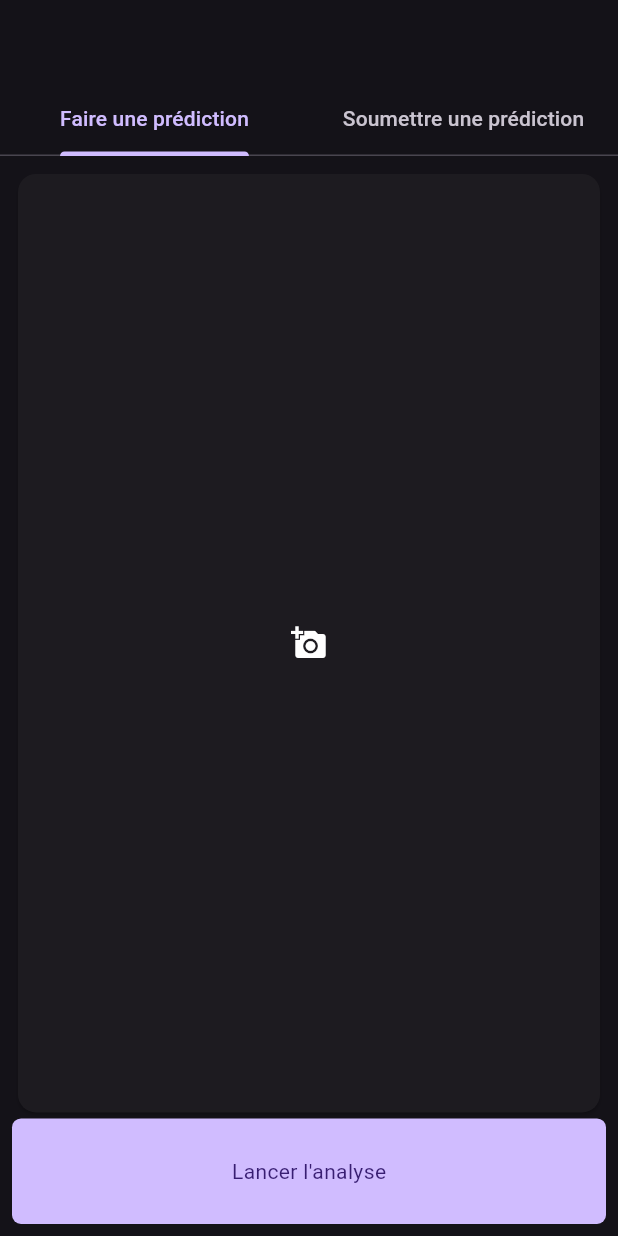
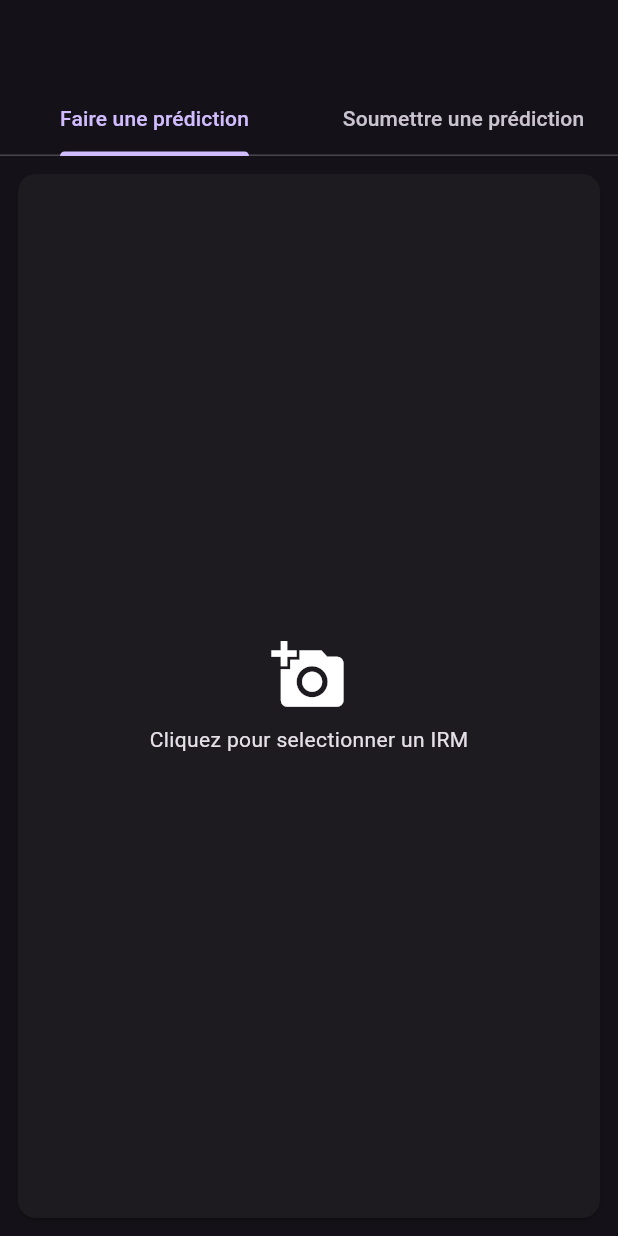
Before and after one commit to Okpeyemi/t_dev_800, a Flutter app: the screen it shows after launch, on a phone screen of 412 x 824 dp. Run offline on Flutter 3.47's test engine with Material 3 defaults, Android fonts, the phone set to English and light mode, and no system bars; our stand-ins replace file_picker.

Commit message:
ui for prediction irm selection completed

```diff
--- a/app/desktop/lib/main.dart
+++ b/app/desktop/lib/main.dart
@@ -1,4 +1,4 @@
-import 'package:ahouefa/predict/widgets/predict_screen.dart';
+import 'package:ahouefa/ui/predict/widgets/predict_screen.dart';
 import 'package:flutter/material.dart';
 
 class App extends StatelessWidget {
--- a/app/desktop/lib/predict/widgets/predict_screen.dart
+++ /dev/null
@@ -1,48 +0,0 @@
-import 'package:ahouefa/ui/components.dart';
-import 'package:ahouefa/ui/core/ui/image_picker.dart';
-import 'package:flutter/material.dart';
-
-class PredictScreen extends StatelessWidget {
-  const PredictScreen({super.key});
-
-  @override
-  Widget build(BuildContext context) {
-    final colorScheme = Theme.of(context).colorScheme;
-    final textTheme = Theme.of(context).textTheme;
-
-    return Column(
-      children: [
-        Expanded(
-          flex: 9,
-          child: LayoutBuilder(
-            builder: (context, constraints) {
-              return SizedBox(
-                width: constraints.maxWidth,
-                height: constraints.maxHeight,
-                child: ImagePicker(),
-              );
-            },
-          ),
-        ),
-        Expanded(
-          flex: 1,
-          child: LayoutBuilder(
-            builder: (context, constraints) {
-              return SubmitButton(
-                width: constraints.maxWidth,
-                height: constraints.maxHeight,
-                color: colorScheme.primary,
-                child: Text(
-                  "Lancer l'analyse",
-                  style: textTheme.bodyMedium!.copyWith(
-                    color: colorScheme.onPrimary,
-                  ),
-                ),
-              );
-            },
-          ),
-        ),
-      ],
-    );
-  }
-}
--- /dev/null
+++ b/app/desktop/lib/ui/core/ui/clickable.dart
@@ -0,0 +1,15 @@
+import 'package:flutter/widgets.dart';
+
+class Clickable extends StatelessWidget {
+  final Widget child;
+  final GestureTapCallback? onTap;
+  const Clickable({super.key, required this.onTap, required this.child});
+
+  @override
+  Widget build(BuildContext context) {
+    return MouseRegion(
+      cursor: SystemMouseCursors.click,
+      child: GestureDetector(onTap: onTap, child: child),
+    );
+  }
+}
--- a/app/desktop/lib/ui/core/ui/image_picker.dart
+++ b/app/desktop/lib/ui/core/ui/image_picker.dart
@@ -1,10 +1,39 @@
+import 'dart:io';
+
+import 'package:ahouefa/ui/core/ui/clickable.dart';
+import 'package:file_picker/file_picker.dart';
 import 'package:flutter/material.dart';
 
 class ImagePicker extends StatelessWidget {
-  const ImagePicker({super.key});
+  final void Function(File imageFile)? onImagePicked;
+  final String? initialDir;
+  const ImagePicker({super.key, this.onImagePicked, this.initialDir});
 
   @override
   Widget build(BuildContext context) {
-    return Card(child: Icon(Icons.add_a_photo));
+    return Clickable(
+      onTap: () async {
+        FilePickerResult? result = await FilePicker.platform.pickFiles(
+          type: FileType.image,
+          allowMultiple: false,
+          initialDirectory: initialDir,
+        );
+
+        if (result != null && onImagePicked != null) {
+          File file = File(result.files.single.path!);
+          onImagePicked!(file);
+        }
+      },
+      child: Card(
+        child: Column(
+          mainAxisAlignment: MainAxisAlignment.center,
+          children: [
+            Icon(Icons.add_a_photo, size: 50),
+            const SizedBox(height: 8),
+            Text("Cliquez pour selectionner un IRM"),
+          ],
+        ),
+      ),
+    );
   }
 }
--- /dev/null
+++ b/app/desktop/lib/ui/predict/view_model/predict_viewmodel.dart
@@ -0,0 +1,22 @@
+import 'dart:io';
+import 'dart:typed_data';
+
+import 'package:flutter/material.dart';
+
+class PredictViewmodel extends ChangeNotifier {
+  Uint8List? _image;
+  String? _selectionDir;
+
+  Uint8List? get image => _image;
+  String? get selectionDir => _selectionDir;
+
+  Future<void> setSelectedFile(File? file) async {
+    if (file != null) {
+      _selectionDir = file.absolute.parent.path;
+      _image = await file.readAsBytes();
+    } else {
+      _image = null;
+    }
+    notifyListeners();
+  }
+}
--- /dev/null
+++ b/app/desktop/lib/ui/predict/widgets/predict_screen.dart
@@ -0,0 +1,77 @@
+import 'package:ahouefa/ui/components.dart';
+import 'package:ahouefa/ui/core/ui/clickable.dart';
+import 'package:ahouefa/ui/core/ui/image_picker.dart';
+import 'package:ahouefa/ui/predict/view_model/predict_viewmodel.dart';
+import 'package:ahouefa/ui/core/ui/image_display.dart';
+import 'package:flutter/material.dart';
+
+class PredictScreen extends StatelessWidget {
+  PredictScreen({super.key});
+
+  final PredictViewmodel viewModel = PredictViewmodel();
+
+  @override
+  Widget build(BuildContext context) {
+    final colorScheme = Theme.of(context).colorScheme;
+    final textTheme = Theme.of(context).textTheme;
+
+    return ListenableBuilder(
+      listenable: viewModel,
+      builder: (context, _) {
+        return Column(
+          children: [
+            Expanded(
+              flex: 9,
+              child: LayoutBuilder(
+                builder: (context, constraints) {
+                  return SizedBox(
+                    width: constraints.maxWidth,
+                    height: constraints.maxHeight,
+                    child:
+                        viewModel.image != null
+                            ? Center(
+                              child: ImageDisplay(
+                                image: viewModel.image!,
+                                onClose: () async {
+                                  viewModel.setSelectedFile(null);
+                                },
+                              ),
+                            )
+                            : ImagePicker(
+                              onImagePicked: (imageFile) async {
+                                viewModel.setSelectedFile(imageFile);
+                              },
+                              initialDir: viewModel.selectionDir,
+                            ),
+                  );
+                },
+              ),
+            ),
+            if (viewModel.image != null)
+              Expanded(
+                flex: 1,
+                child: LayoutBuilder(
+                  builder: (context, constraints) {
+                    return Clickable(
+                      onTap: null,
+                      child: SubmitButton(
+                        width: constraints.maxWidth,
+                        height: constraints.maxHeight,
+                        color: colorScheme.primary,
+                        child: Text(
+                          "Lancer l'analyse",
+                          style: textTheme.bodyMedium!.copyWith(
+                            color: colorScheme.onPrimary,
+                          ),
+                        ),
+                      ),
+                    );
+                  },
+                ),
+              ),
+          ],
+        );
+      },
+    );
+  }
+}
```
Also changed, not shown: app/desktop/lib/ui/core/ui/clear_selection_button.dart (added, +19 -0 lines), app/desktop/lib/ui/core/ui/image_display.dart (added, +25 -0 lines).
